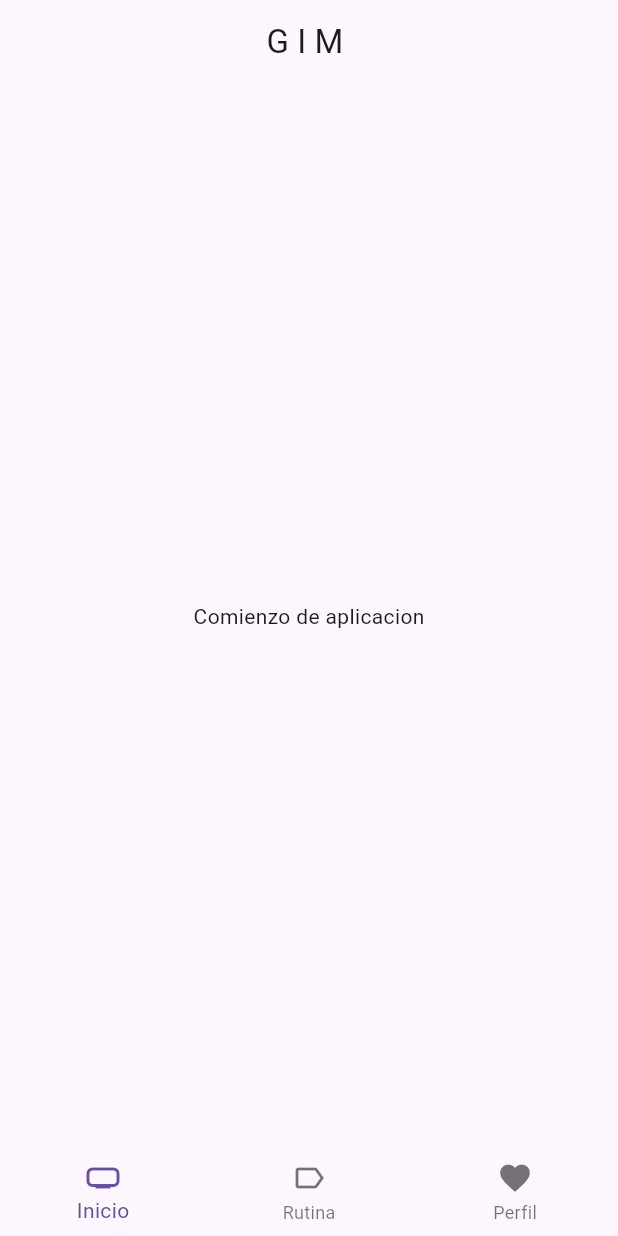
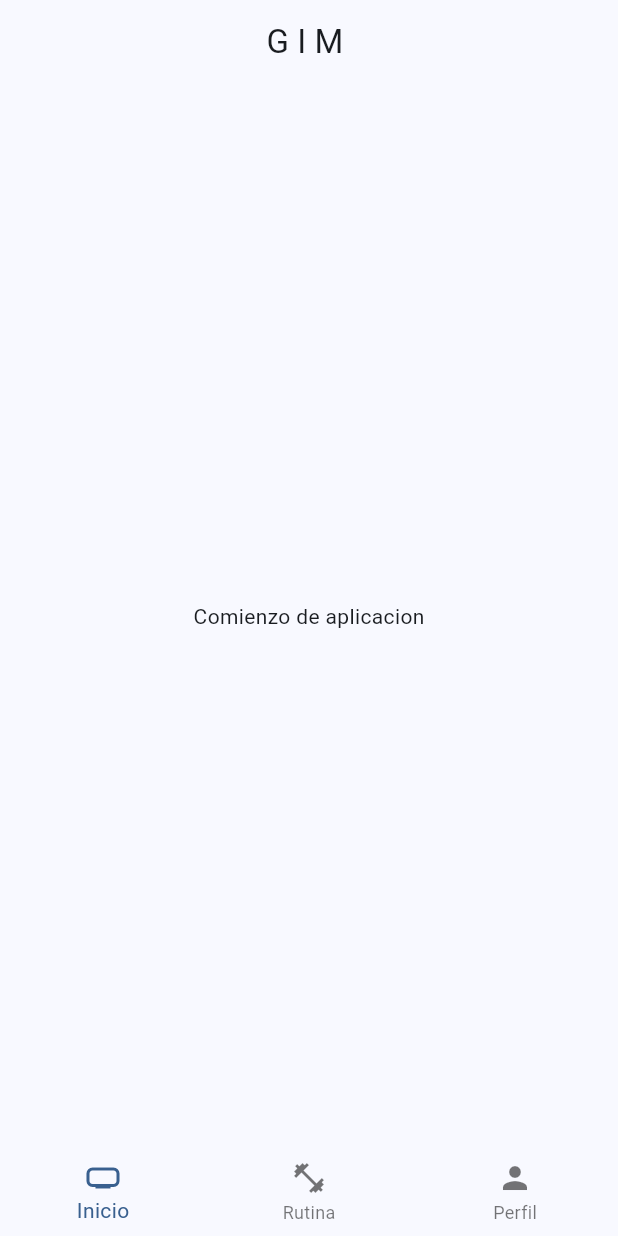
Before and after one commit to fracki1010/gim, a Flutter app: the screen it shows after launch, on a phone screen of 412 x 824 dp. Run offline on Flutter 3.47's test engine with Material 3 defaults, Android fonts, the phone set to English and light mode, and no system bars; our stand-ins replace go_router.

Commit message:
primeras implementaciones del proyecto

```diff
--- /dev/null
+++ b/lib/config/theme/app_theme.dart
@@ -0,0 +1,8 @@
+import 'package:flutter/material.dart';
+
+class AppTheme {
+  ThemeData getTheme() => ThemeData(
+        useMaterial3: true,
+        colorSchemeSeed: const Color.fromARGB(255, 3, 80, 142),
+      );
+}
--- a/lib/main.dart
+++ b/lib/main.dart
@@ -1,5 +1,6 @@
 import 'package:flutter/material.dart';
 import 'package:gimnasio_corpore_sano/config/router/app_router.dart';
+import 'package:gimnasio_corpore_sano/config/theme/app_theme.dart';
 import 'package:gimnasio_corpore_sano/presentation/views/views.dart';
 
 void main() {
@@ -27,6 +28,7 @@ class MainApp extends StatelessWidget {
       title: title,
       routerConfig: appRouter,
       debugShowCheckedModeBanner: false,
+      theme: AppTheme().getTheme(),
     );
   }
 }
--- a/lib/presentation/screen/gim/home_screen.dart
+++ b/lib/presentation/screen/gim/home_screen.dart
@@ -10,6 +10,8 @@ class HomeScreen extends StatelessWidget {
 
   final viewRoutes = const <Widget>[
     HomeView(),
+    RoutineView(),
+    ProfileView(),
   ];
 
   @override
--- a/lib/presentation/views/views.dart
+++ b/lib/presentation/views/views.dart
@@ -1 +1,3 @@
 export 'gim/home_view.dart';
+export 'gim/profile_view.dart';
+export 'gim/routine_view.dart';
--- a/lib/presentation/widget/shared/custom_buttom_navigation.dart
+++ b/lib/presentation/widget/shared/custom_buttom_navigation.dart
@@ -32,11 +32,11 @@ class CustomButtomNavigation extends StatelessWidget {
           label: 'Inicio',
         ),
         BottomNavigationBarItem(
-          icon: Icon(Icons.label_outline),
+          icon: Icon(Icons.fitness_center_outlined),
           label: 'Rutina',
         ),
         BottomNavigationBarItem(
-          icon: Icon(Icons.favorite_outlined),
+          icon: Icon(Icons.person),
           label: 'Perfil',
         ),
       ],
```
Also changed, not shown: lib/presentation/views/gim/profile_view.dart (added, +14 -0 lines), lib/presentation/views/gim/routine_view.dart (added, +14 -0 lines).
